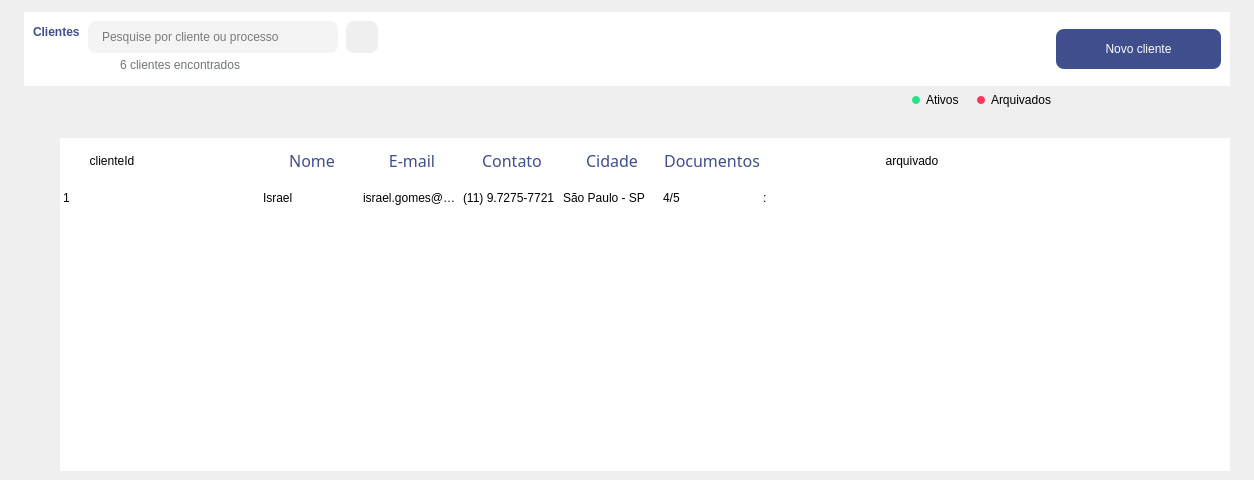
Qt form Design/UI/newListaClientes.ui (newprev/PrevCliente) before a commit.
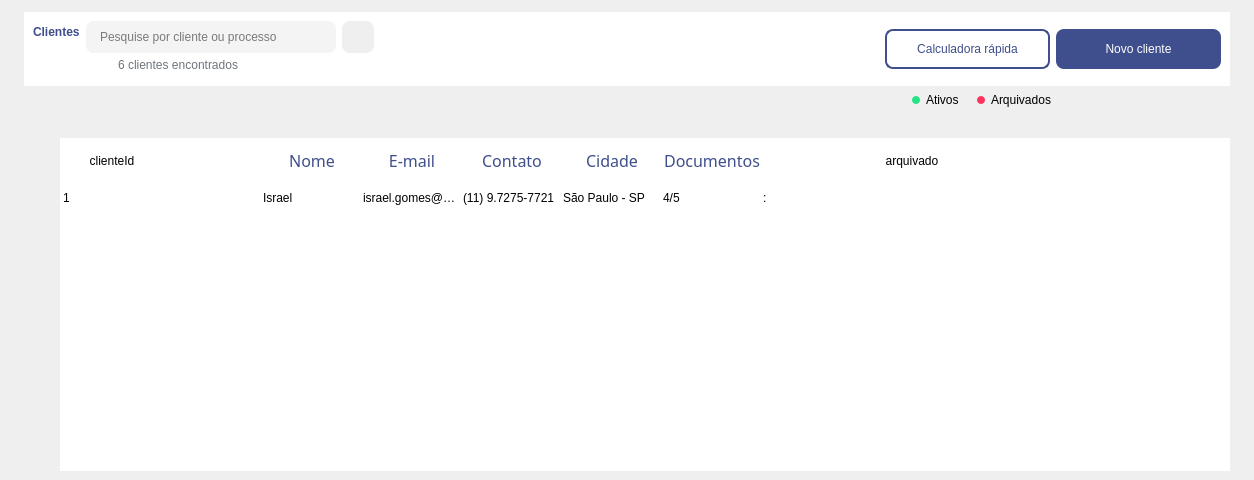
The same form after that commit. Icons and pictures are not drawn.

Commit message:
Entrevista e Calculadora rápida
- Funcionalidades importantes na entrevista;
- Adição de botão para cálculo rápido

```diff
--- a/Design/UI/newListaClientes.ui
+++ b/Design/UI/newListaClientes.ui
@@ -109,6 +109,17 @@
 	padding: 8px;
 }
 
+#pbCalculadora {
+	background-color: white;
+	border-radius: 8px;
+	border: 2px solid #3F4E8C;
+
+	font: 12pt &quot;Avenir LT Std&quot;;
+	color: #3F4E8C;
+	
+	padding: 8px;
+}
+
 #pbFiltro {
 	background-image: url(:/cabecalho/filtros.png);
 	background-position: center;
@@ -147,9 +158,6 @@
          <enum>QFrame::Raised</enum>
         </property>
         <layout class="QHBoxLayout" name="horizontalLayout">
-         <property name="spacing">
-          <number>8</number>
-         </property>
          <item>
           <widget class="QFrame" name="frame_2">
            <property name="frameShape">
@@ -184,7 +192,7 @@
            </layout>
           </widget>
          </item>
-         <item alignment="Qt::AlignTop">
+         <item>
           <widget class="QFrame" name="frAreaBusca">
            <property name="sizePolicy">
             <sizepolicy hsizetype="Preferred" vsizetype="Minimum">
@@ -391,12 +399,25 @@
            </property>
            <property name="sizeHint" stdset="0">
             <size>
-             <width>614</width>
+             <width>500</width>
              <height>20</height>
             </size>
            </property>
           </spacer>
          </item>
+         <item>
+          <widget class="QPushButton" name="pbCalculadora">
+           <property name="minimumSize">
+            <size>
+             <width>165</width>
+             <height>40</height>
+            </size>
+           </property>
+           <property name="text">
+            <string>Calculadora rápida</string>
+           </property>
+          </widget>
+         </item>
          <item>
           <widget class="QPushButton" name="pbNovoCliente">
            <property name="minimumSize">
```
The commit also changes 15 other files.
